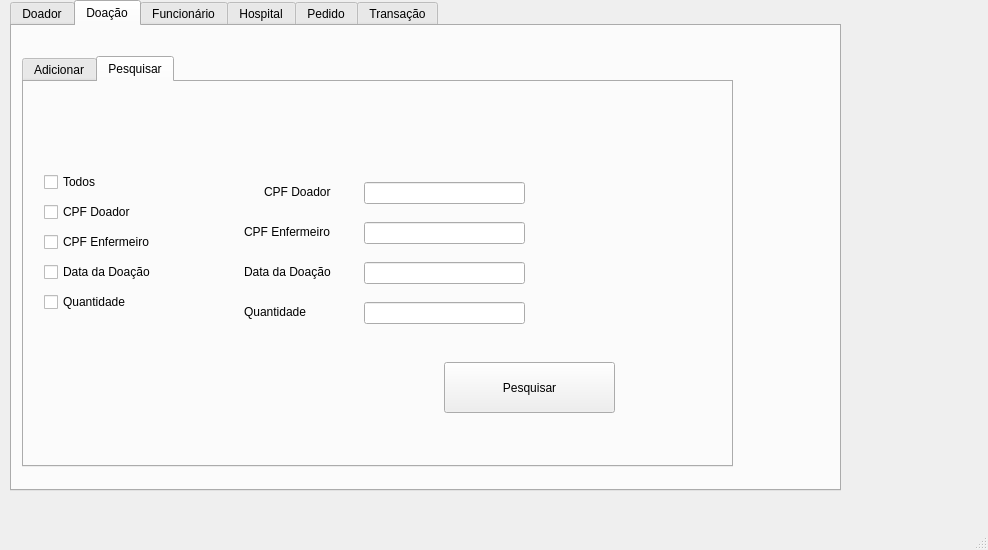
This is main_window.ui in Gianlucca-Buzo/HemocentroBD as Qt 5 draws it before an edit. The edited form follows.
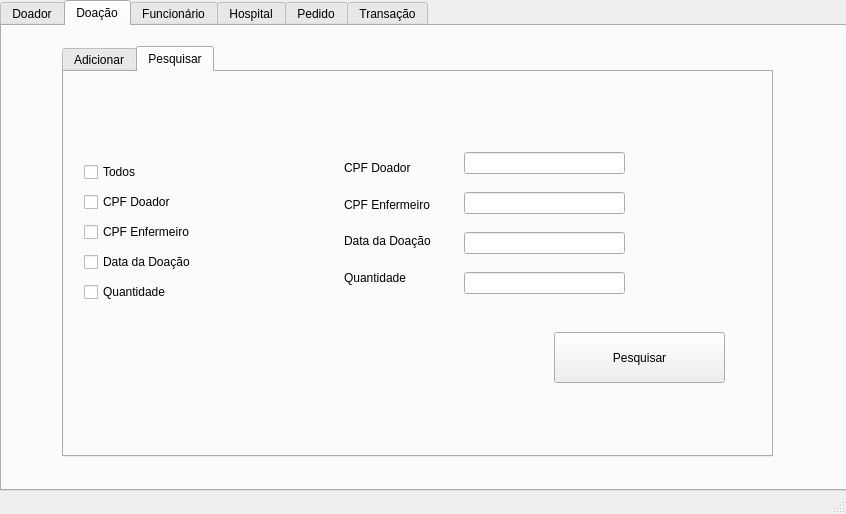
This is the edited form. The open tabs and pages were chosen to show the change.

Commit message: deixando campos retor

The edit to the form file:
```diff
--- a/main_window.ui
+++ b/main_window.ui
@@ -6,8 +6,8 @@
    <rect>
     <x>0</x>
     <y>0</y>
-    <width>988</width>
-    <height>550</height>
+    <width>846</width>
+    <height>514</height>
    </rect>
   </property>
   <property name="windowTitle">
@@ -17,9 +17,9 @@
    <widget class="QTabWidget" name="main_tabs">
     <property name="geometry">
      <rect>
-      <x>10</x>
+      <x>0</x>
       <y>0</y>
-      <width>831</width>
+      <width>851</width>
       <height>491</height>
      </rect>
     </property>
@@ -734,8 +734,8 @@
      <widget class="QTabWidget" name="trips_tabs_3">
       <property name="geometry">
        <rect>
-        <x>10</x>
-        <y>30</y>
+        <x>60</x>
+        <y>20</y>
         <width>711</width>
         <height>411</height>
        </rect>
@@ -873,8 +873,8 @@
        <widget class="QLineEdit" name="pesquisa_data_doacao">
         <property name="geometry">
          <rect>
-          <x>340</x>
-          <y>180</y>
+          <x>400</x>
+          <y>160</y>
           <width>161</width>
           <height>22</height>
          </rect>
@@ -883,8 +883,8 @@
        <widget class="QPushButton" name="botao_pesquisar_doacao">
         <property name="geometry">
          <rect>
-          <x>420</x>
-          <y>280</y>
+          <x>490</x>
+          <y>260</y>
           <width>171</width>
           <height>51</height>
          </rect>
@@ -896,57 +896,18 @@
        <widget class="QLineEdit" name="pesquisa_cpf_doador_doacao">
         <property name="geometry">
          <rect>
-          <x>340</x>
-          <y>100</y>
+          <x>400</x>
+          <y>80</y>
           <width>161</width>
           <height>22</height>
          </rect>
         </property>
        </widget>
-       <widget class="QLabel" name="label_clients_name_31">
-        <property name="geometry">
-         <rect>
-          <x>220</x>
-          <y>180</y>
-          <width>111</width>
-          <height>20</height>
-         </rect>
-        </property>
-        <property name="text">
-         <string>Data da Doação</string>
-        </property>
-       </widget>
-       <widget class="QLabel" name="label_clients_name_36">
-        <property name="geometry">
-         <rect>
-          <x>220</x>
-          <y>140</y>
-          <width>111</width>
-          <height>20</height>
-         </rect>
-        </property>
-        <property name="text">
-         <string>CPF Enfermeiro</string>
-        </property>
-       </widget>
-       <widget class="QLabel" name="label_clients_name_34">
-        <property name="geometry">
-         <rect>
-          <x>240</x>
-          <y>100</y>
-          <width>111</width>
-          <height>20</height>
-         </rect>
-        </property>
-        <property name="text">
-         <string>CPF Doador</string>
-        </property>
-       </widget>
        <widget class="QLineEdit" name="pesquisa_cpf_enfermeiro_doacao">
         <property name="geometry">
          <rect>
-          <x>340</x>
-          <y>140</y>
+          <x>400</x>
+          <y>120</y>
           <width>161</width>
           <height>22</height>
          </rect>
@@ -978,24 +939,11 @@
          <string>Data da Doação</string>
         </property>
        </widget>
-       <widget class="QLabel" name="label_clients_name_33">
-        <property name="geometry">
-         <rect>
-          <x>220</x>
-          <y>220</y>
-          <width>111</width>
-          <height>20</height>
-         </rect>
-        </property>
-        <property name="text">
-         <string>Quantidade</string>
-        </property>
-       </widget>
        <widget class="QLineEdit" name="pesquisa_quantidade_doacao">
         <property name="geometry">
          <rect>
-          <x>340</x>
-          <y>220</y>
+          <x>400</x>
+          <y>200</y>
           <width>161</width>
           <height>22</height>
          </rect>
@@ -1027,6 +975,46 @@
          <string>Quantidade</string>
         </property>
        </widget>
+       <widget class="QWidget" name="">
+        <property name="geometry">
+         <rect>
+          <x>280</x>
+          <y>80</y>
+          <width>99</width>
+          <height>141</height>
+         </rect>
+        </property>
+        <layout class="QVBoxLayout" name="verticalLayout_3">
+         <item>
+          <widget class="QLabel" name="label_clients_name_34">
+           <property name="text">
+            <string>CPF Doador</string>
+           </property>
+          </widget>
+         </item>
+         <item>
+          <widget class="QLabel" name="label_clients_name_36">
+           <property name="text">
+            <string>CPF Enfermeiro</string>
+           </property>
+          </widget>
+         </item>
+         <item>
+          <widget class="QLabel" name="label_clients_name_31">
+           <property name="text">
+            <string>Data da Doação</string>
+           </property>
+          </widget>
+         </item>
+         <item>
+          <widget class="QLabel" name="label_clients_name_33">
+           <property name="text">
+            <string>Quantidade</string>
+           </property>
+          </widget>
+         </item>
+        </layout>
+       </widget>
       </widget>
      </widget>
     </widget>
```
Left out of the diff: 334 changed lines with no effect on the pictures.
